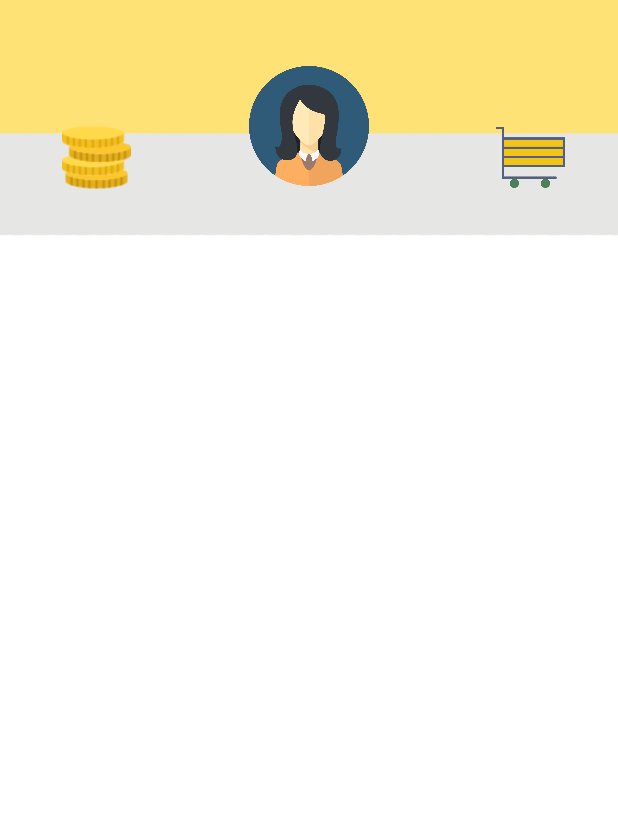
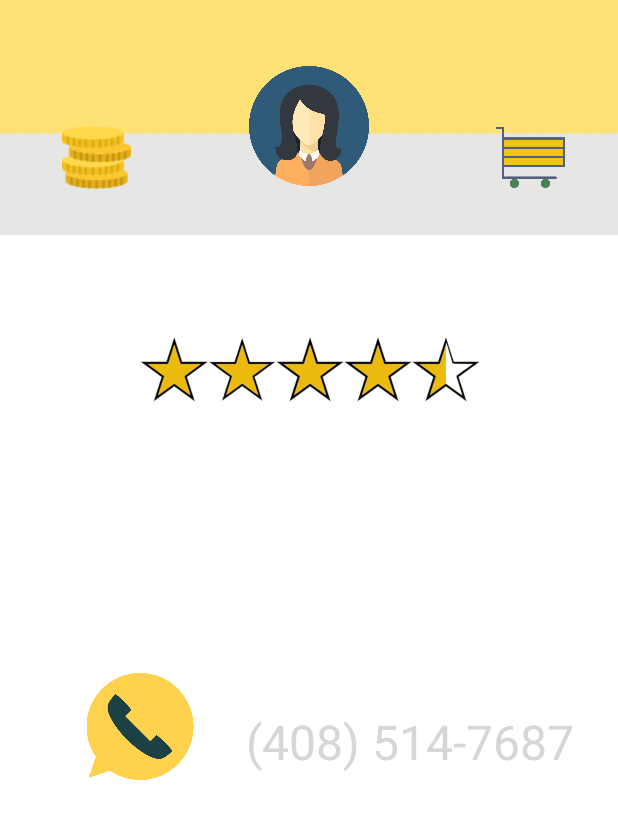
Before and after one commit to lolitsgab/CommunitySalesApp, an Android app: the layout profile_view.xml on its own in the app's theme, with its tools: preview values and no code run, on a phone screen of 412 x 824 dp. Shown: the top 819 px of the screen. Run offline under Robolectric (Android 15) with nearby library versions, the phone set to English and light mode, and no system bars.

```diff
--- a/app/build.gradle
+++ b/app/build.gradle
@@ -4,7 +4,7 @@ android {
     compileSdkVersion 26
     defaultConfig {
         applicationId "com.example.gabriel.letgo"
-        minSdkVersion 14
+        minSdkVersion 26
         targetSdkVersion 26
         versionCode 1
         versionName "1.0"
@@ -20,7 +20,7 @@ android {
 
 dependencies {
     implementation fileTree(dir: 'libs', include: ['*.jar'])
-    implementation 'com.android.support:appcompat-v7:26.1.0'
+    compile 'com.android.support:appcompat-v7:27.+'
     implementation 'com.android.support.constraint:constraint-layout:1.0.2'
     testImplementation 'junit:junit:4.12'
     androidTestImplementation 'com.android.support.test:runner:1.0.1'
--- a/app/src/main/java/com/example/gabriel/letgo/gridViewAdapter.java
+++ b/app/src/main/java/com/example/gabriel/letgo/gridViewAdapter.java
@@ -9,6 +9,7 @@ import android.widget.ImageView;
 
 import com.bumptech.glide.Glide;
 
+import java.io.File;
 import java.util.ArrayList;
 import java.util.List;
 
@@ -54,6 +55,11 @@ public class gridViewAdapter extends BaseAdapter
         letters.add(R.drawable.z);
 
     }
+    //
+    public gridViewAdapter(Context context, File goodNames) //make it accept a list when releasing
+    {
+
+    }
 
     @Override
     public int getCount() {
--- a/app/src/main/res/layout/profile_view.xml
+++ b/app/src/main/res/layout/profile_view.xml
@@ -46,4 +46,51 @@
         app:layout_constraintTop_toTopOf="@+id/orderHistory"
         app:srcCompat="@drawable/cart" />
 
+    <ImageView
+        android:id="@+id/imageView"
+        android:layout_width="240dp"
+        android:layout_height="202dp"
+        android:layout_marginBottom="8dp"
+        android:layout_marginTop="8dp"
+        app:layout_constraintBottom_toBottomOf="parent"
+        app:layout_constraintHorizontal_bias="0.497"
+        app:layout_constraintLeft_toLeftOf="parent"
+        app:layout_constraintRight_toRightOf="parent"
+        app:layout_constraintTop_toBottomOf="@+id/profilePicture"
+        app:layout_constraintVertical_bias="0.025"
+        app:srcCompat="@drawable/stars" />
+
+    <ImageView
+        android:id="@+id/imageView3"
+        android:layout_width="125dp"
+        android:layout_height="71dp"
+        android:layout_marginBottom="8dp"
+        android:layout_marginEnd="8dp"
+        android:layout_marginLeft="52dp"
+        android:layout_marginTop="8dp"
+        app:layout_constraintBottom_toBottomOf="parent"
+        app:layout_constraintEnd_toStartOf="@+id/textView3"
+        app:layout_constraintLeft_toLeftOf="parent"
+        app:layout_constraintTop_toBottomOf="@+id/imageView"
+        app:layout_constraintVertical_bias="0.242"
+        app:srcCompat="@drawable/phone" />
+
+    <TextView
+        android:id="@+id/textView3"
+        android:layout_width="232dp"
+        android:layout_height="54dp"
+        android:layout_marginBottom="8dp"
+        android:layout_marginEnd="16dp"
+        android:layout_marginTop="8dp"
+        android:text="(408) 514-7687"
+        android:textColor="@color/grey_black_1000"
+        android:textSize="32sp"
+        app:layout_constraintBottom_toBottomOf="parent"
+        app:layout_constraintEnd_toEndOf="parent"
+        app:layout_constraintHorizontal_bias="1.0"
+        app:layout_constraintLeft_toLeftOf="parent"
+        app:layout_constraintRight_toRightOf="parent"
+        app:layout_constraintTop_toBottomOf="@+id/imageView"
+        app:layout_constraintVertical_bias="0.291" />
+
 </android.support.constraint.ConstraintLayout>
```
Also changed, not shown: app/src/main/java/com/example/gabriel/letgo/GoodsGalleryFragment.java (+26 -1 lines), app/src/main/res/drawable/bookmarkbtn.xml (+3 -5 lines), app/src/main/res/layout/focused_goods_view.xml (added, +81 -0 lines), app/src/main/res/drawable/cart_plus.png (added), app/src/main/res/drawable/chatting.png (added), app/src/main/res/drawable/phone.png (added), app/src/main/res/drawable/review.png (added), app/src/main/res/drawable/share_icon.png (added), app/src/main/res/drawable/stars.png (added), app/src/main/res/mipmap-xxhdpi/back_good_focus.png (added).
